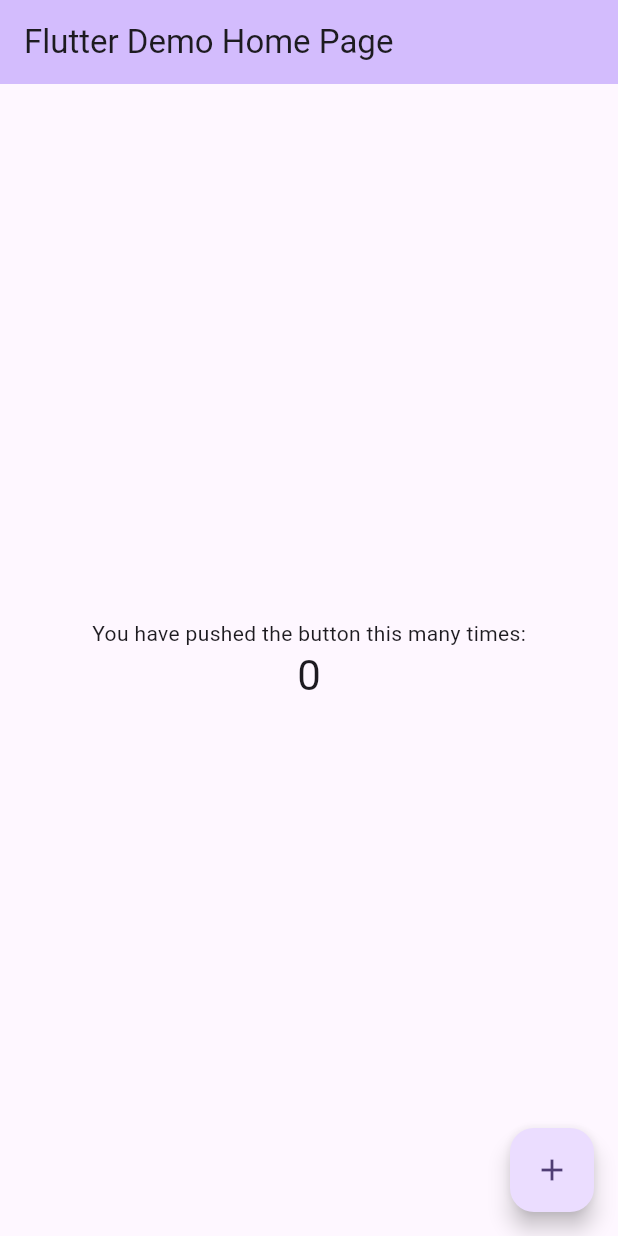
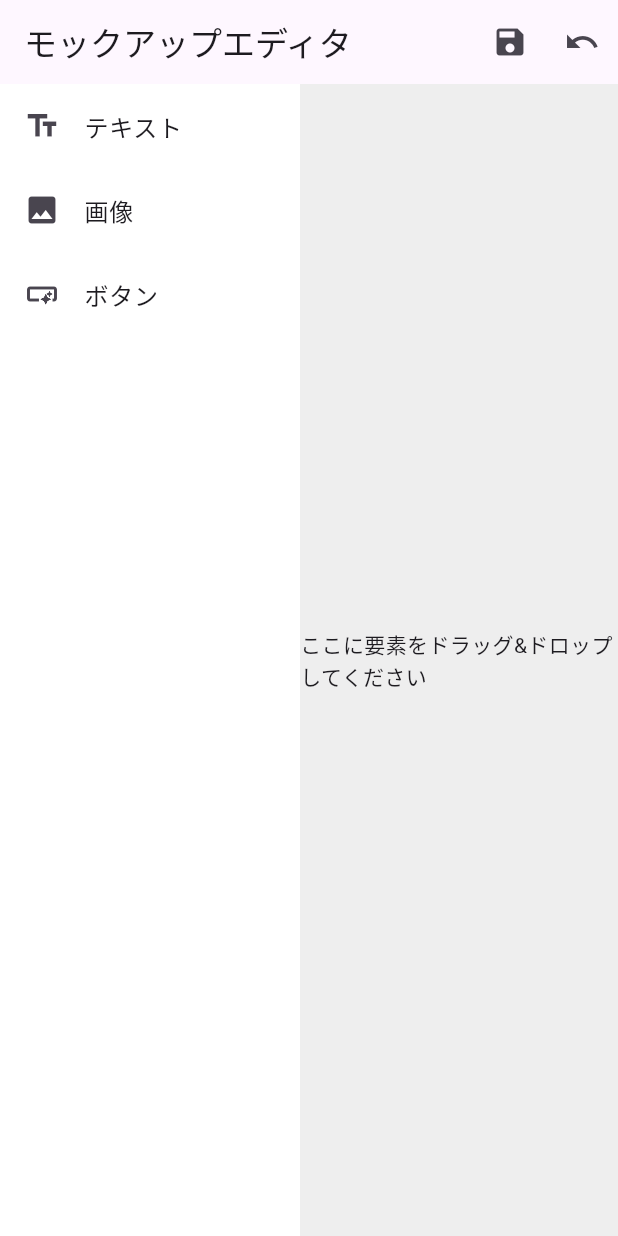
Before and after one commit to souta-pqr/mockup_builder, a Flutter app: the screen it shows after launch, on a phone screen of 412 x 824 dp. Run offline on Flutter 3.47's test engine with Material 3 defaults, Android fonts, the phone set to English and light mode, and no system bars.

Commit message:
base make

```diff
--- a/lib/main.dart
+++ b/lib/main.dart
@@ -1,125 +1,27 @@
 import 'package:flutter/material.dart';
+import 'package:provider/provider.dart';
+import 'models/editor_state.dart';
+import 'views/editor_screen.dart';
 
 void main() {
-  runApp(const MyApp());
+  runApp(const MockupBuilderApp());
 }
 
-class MyApp extends StatelessWidget {
-  const MyApp({super.key});
+class MockupBuilderApp extends StatelessWidget {
+  const MockupBuilderApp({Key? key}) : super(key: key);
 
-  // This widget is the root of your application.
   @override
   Widget build(BuildContext context) {
-    return MaterialApp(
-      title: 'Flutter Demo',
-      theme: ThemeData(
-        // This is the theme of your application.
-        //
-        // TRY THIS: Try running your application with "flutter run". You'll see
-        // the application has a purple toolbar. Then, without quitting the app,
-        // try changing the seedColor in the colorScheme below to Colors.green
-        // and then invoke "hot reload" (save your changes or press the "hot
-        // reload" button in a Flutter-supported IDE, or press "r" if you used
-        // the command line to start the app).
-        //
-        // Notice that the counter didn't reset back to zero; the application
-        // state is not lost during the reload. To reset the state, use hot
-        // restart instead.
-        //
-        // This works for code too, not just values: Most code changes can be
-        // tested with just a hot reload.
-        colorScheme: ColorScheme.fromSeed(seedColor: Colors.deepPurple),
-        useMaterial3: true,
+    return ChangeNotifierProvider(
+      create: (_) => EditorState(),
+      child: MaterialApp(
+        title: 'Webサイトモックアップビルダー',
+        theme: ThemeData(
+          primarySwatch: Colors.blue,
+          visualDensity: VisualDensity.adaptivePlatformDensity,
+        ),
+        home: const EditorScreen(),
       ),
-      home: const MyHomePage(title: 'Flutter Demo Home Page'),
     );
   }
 }
-
-class MyHomePage extends StatefulWidget {
-  const MyHomePage({super.key, required this.title});
-
-  // This widget is the home page of your application. It is stateful, meaning
-  // that it has a State object (defined below) that contains fields that affect
-  // how it looks.
-
-  // This class is the configuration for the state. It holds the values (in this
-  // case the title) provided by the parent (in this case the App widget) and
-  // used by the build method of the State. Fields in a Widget subclass are
-  // always marked "final".
-
-  final String title;
-
-  @override
-  State<MyHomePage> createState() => _MyHomePageState();
-}
-
-class _MyHomePageState extends State<MyHomePage> {
-  int _counter = 0;
-
-  void _incrementCounter() {
-    setState(() {
-      // This call to setState tells the Flutter framework that something has
-      // changed in this State, which causes it to rerun the build method below
-      // so that the display can reflect the updated values. If we changed
-      // _counter without calling setState(), then the build method would not be
-      // called again, and so nothing would appear to happen.
-      _counter++;
-    });
-  }
-
-  @override
-  Widget build(BuildContext context) {
-    // This method is rerun every time setState is called, for instance as done
-    // by the _incrementCounter method above.
-    //
-    // The Flutter framework has been optimized to make rerunning build methods
-    // fast, so that you can just rebuild anything that needs updating rather
-    // than having to individually change instances of widgets.
-    return Scaffold(
-      appBar: AppBar(
-        // TRY THIS: Try changing the color here to a specific color (to
-        // Colors.amber, perhaps?) and trigger a hot reload to see the AppBar
-        // change color while the other colors stay the same.
-        backgroundColor: Theme.of(context).colorScheme.inversePrimary,
-        // Here we take the value from the MyHomePage object that was created by
-        // the App.build method, and use it to set our appbar title.
-        title: Text(widget.title),
-      ),
-      body: Center(
-        // Center is a layout widget. It takes a single child and positions it
-        // in the middle of the parent.
-        child: Column(
-          // Column is also a layout widget. It takes a list of children and
-          // arranges them vertically. By default, it sizes itself to fit its
-          // children horizontally, and tries to be as tall as its parent.
-          //
-          // Column has various properties to control how it sizes itself and
-          // how it positions its children. Here we use mainAxisAlignment to
-          // center the children vertically; the main axis here is the vertical
-          // axis because Columns are vertical (the cross axis would be
-          // horizontal).
-          //
-          // TRY THIS: Invoke "debug painting" (choose the "Toggle Debug Paint"
-          // action in the IDE, or press "p" in the console), to see the
-          // wireframe for each widget.
-          mainAxisAlignment: MainAxisAlignment.center,
-          children: <Widget>[
-            const Text(
-              'You have pushed the button this many times:',
-            ),
-            Text(
-              '$_counter',
-              style: Theme.of(context).textTheme.headlineMedium,
-            ),
-          ],
-        ),
-      ),
-      floatingActionButton: FloatingActionButton(
-        onPressed: _incrementCounter,
-        tooltip: 'Increment',
-        child: const Icon(Icons.add),
-      ), // This trailing comma makes auto-formatting nicer for build methods.
-    );
-  }
-}
--- /dev/null
+++ b/lib/models/editor_state.dart
@@ -0,0 +1,41 @@
+import 'package:flutter/material.dart';
+
+class EditorState extends ChangeNotifier {
+  final List<DesignElement> elements = [];
+
+  void addElement(DesignElement element) {
+    elements.add(element);
+    notifyListeners();
+  }
+
+  void updateElementPosition(int index, Offset position) {
+    if (index < elements.length) {
+      elements[index] = elements[index].copyWith(position: position);
+      notifyListeners();
+    }
+  }
+}
+
+class DesignElement {
+  final String type;
+  final Offset position;
+  final Size size;
+
+  DesignElement({
+    required this.type,
+    required this.position,
+    this.size = const Size(100, 50),
+  });
+
+  DesignElement copyWith({
+    String? type,
+    Offset? position,
+    Size? size,
+  }) {
+    return DesignElement(
+      type: type ?? this.type,
+      position: position ?? this.position,
+      size: size ?? this.size,
+    );
+  }
+}
--- /dev/null
+++ b/lib/views/editor_screen.dart
@@ -0,0 +1,36 @@
+import 'package:flutter/material.dart';
+import '../widgets/canvas_area.dart';
+import '../widgets/toolbar.dart';
+
+class EditorScreen extends StatelessWidget {
+  const EditorScreen({Key? key}) : super(key: key);
+
+  @override
+  Widget build(BuildContext context) {
+    return Scaffold(
+      appBar: AppBar(
+        title: const Text('モックアップエディタ'),
+        actions: [
+          IconButton(
+            icon: const Icon(Icons.save),
+            onPressed: () {
+              // TODO: 保存機能の実装
+            },
+          ),
+          IconButton(
+            icon: const Icon(Icons.undo),
+            onPressed: () {
+              // TODO: 元に戻す機能の実装
+            },
+          ),
+        ],
+      ),
+      body: Row(
+        children: const [
+          Toolbar(),
+          Expanded(child: CanvasArea()),
+        ],
+      ),
+    );
+  }
+}
--- /dev/null
+++ b/lib/widgets/canvas_area.dart
@@ -0,0 +1,121 @@
+import 'package:flutter/material.dart';
+import 'package:provider/provider.dart';
+import '../models/editor_state.dart';
+
+class CanvasArea extends StatelessWidget {
+  const CanvasArea({Key? key}) : super(key: key);
+
+  @override
+  Widget build(BuildContext context) {
+    return Consumer<EditorState>(
+      builder: (context, editorState, child) {
+        return LayoutBuilder(
+          builder: (context, constraints) {
+            return Container(
+              color: Colors.grey[200],
+              child: Stack(
+                clipBehavior: Clip.none,
+                children: [
+                  if (editorState.elements.isEmpty)
+                    const Center(
+                      child: Text('ここに要素をドラッグ&ドロップしてください'),
+                    ),
+                  DragTarget<String>(
+                    builder: (context, candidateData, rejectedData) {
+                      return SizedBox(
+                        width: constraints.maxWidth,
+                        height: constraints.maxHeight,
+                        child: Stack(
+                          children: [
+                            ...editorState.elements.asMap().entries.map((entry) {
+                              final index = entry.key;
+                              final element = entry.value;
+                              return Positioned(
+                                left: element.position.dx,
+                                top: element.position.dy,
+                                child: Draggable<int>(
+                                  data: index,
+                                  feedback: _buildElementPreview(element.type),
+                                  childWhenDragging: Opacity(
+                                    opacity: 0.5,
+                                    child: _buildElement(element.type),
+                                  ),
+                                  child: _buildElement(element.type),
+                                  onDragEnd: (details) {
+                                    final RenderBox renderBox = context.findRenderObject() as RenderBox;
+                                    final localPosition = renderBox.globalToLocal(details.offset);
+                                    editorState.updateElementPosition(index, localPosition);
+                                  },
+                                ),
+                              );
+                            }).toList(),
+                          ],
+                        ),
+                      );
+                    },
+                    onAcceptWithDetails: (details) {
+                      final RenderBox renderBox = context.findRenderObject() as RenderBox;
+                      final localPosition = renderBox.globalToLocal(details.offset);
+                      editorState.addElement(
+                        DesignElement(
+                          type: details.data,
+                          position: localPosition,
+                        ),
+                      );
+                    },
+                  ),
+                ],
+              ),
+            );
+          },
+        );
+      },
+    );
+  }
+
+  Widget _buildElementPreview(String type) {
+    return Material(
+      color: Colors.transparent,
+      child: Opacity(
+        opacity: 0.7,
+        child: _buildElement(type),
+      ),
+    );
+  }
+
+  Widget _buildElement(String type) {
+    switch (type) {
+      case 'text':
+        return Container(
+          padding: const EdgeInsets.all(8.0),
+          decoration: BoxDecoration(
+            border: Border.all(color: Colors.blue),
+            color: Colors.white,
+          ),
+          child: const Text('テキスト'),
+        );
+      case 'image':
+        return Container(
+          width: 100,
+          height: 100,
+          decoration: BoxDecoration(
+            border: Border.all(color: Colors.blue),
+            color: Colors.white,
+          ),
+          child: const Icon(Icons.image),
+        );
+      case 'button':
+        return Container(
+          decoration: BoxDecoration(
+            border: Border.all(color: Colors.blue),
+          ),
+          child: ElevatedButton(
+            onPressed: () {},
+            child: const Text('ボタン'),
+          ),
+        );
+      default:
+        return Container();
+    }
+  }
+}
--- /dev/null
+++ b/lib/widgets/toolbar.dart
@@ -0,0 +1,50 @@
+import 'package:flutter/material.dart';
+import 'package:provider/provider.dart';
+import '../models/editor_state.dart';
+
+class Toolbar extends StatelessWidget {
+  const Toolbar({Key? key}) : super(key: key);
+
+  @override
+  Widget build(BuildContext context) {
+    return Container(
+      width: 200,
+      color: Colors.white,
+      child: Column(
+        children: [
+          _buildToolbarItem(context, 'text', Icons.text_fields, 'テキスト'),
+          _buildToolbarItem(context, 'image', Icons.image, '画像'),
+          _buildToolbarItem(context, 'button', Icons.smart_button, 'ボタン'),
+        ],
+      ),
+    );
+  }
+
+  Widget _buildToolbarItem(BuildContext context, String type, IconData icon, String label) {
+    return Draggable<String>(
+      data: type,
+      feedback: Material(
+        elevation: 4.0,
+        child: Container(
+          padding: const EdgeInsets.all(8.0),
+          color: Colors.blue.withOpacity(0.5),
+          child: Icon(icon),
+        ),
+      ),
+      child: ListTile(
+        leading: Icon(icon),
+        title: Text(label),
+        onTap: () {
+          // ドラッグ開始時の初期位置
+          final editorState = context.read<EditorState>();
+          editorState.addElement(
+            DesignElement(
+              type: type,
+              position: const Offset(100, 100),
+            ),
+          );
+        },
+      ),
+    );
+  }
+}
--- a/pubspec.yaml
+++ b/pubspec.yaml
@@ -30,7 +30,9 @@ environment:
 dependencies:
   flutter:
     sdk: flutter
-
+  provider: ^6.0.0  # 状態管理用
+  flutter_colorpicker: ^1.0.3  # 後でカラーピッカー用に使用
+  google_fonts: ^4.0.0  # 後でフォント選択用に使用
 
   # The following adds the Cupertino Icons font to your application.
   # Use with the CupertinoIcons class for iOS style icons.
```
Also changed, not shown: pubspec.lock, 1 other file.
